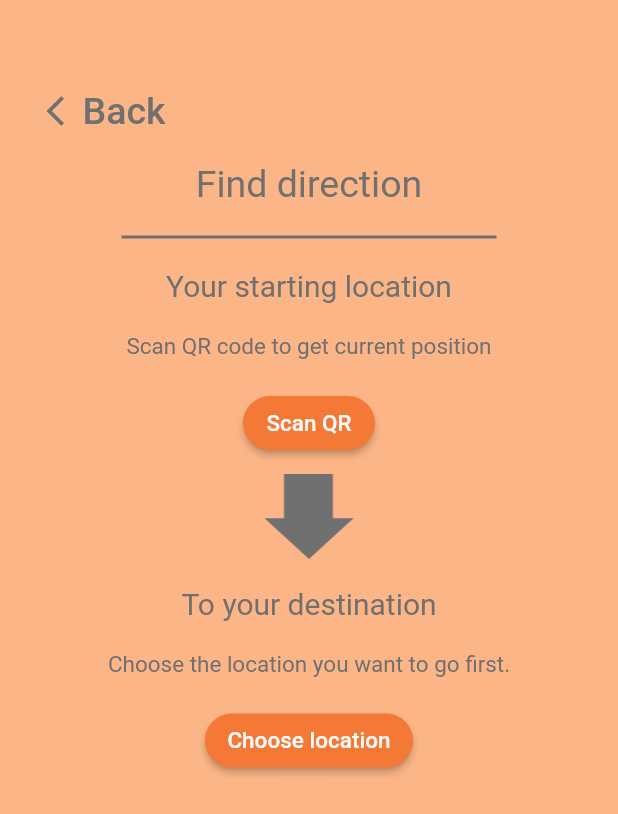
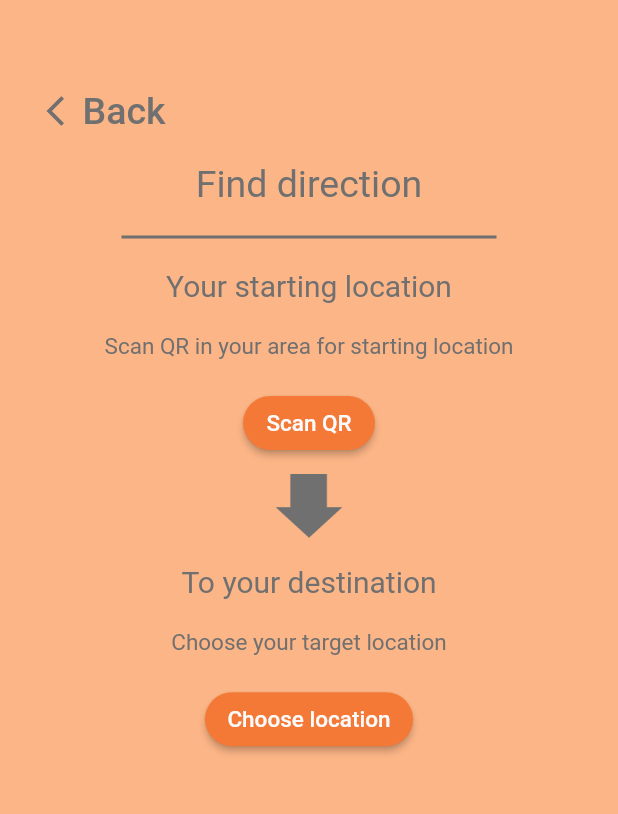
Before and after one commit to Onnopz/LXMobileApp, a Flutter app: the FindDirection screen opened directly, on a phone screen of 412 x 824 dp. Shown: the top 814 px of the screen. Run offline on Flutter 3.47's test engine with Material 2 defaults, Android fonts, the light colour scheme and no system bars; missing offline and left inert: qrscan.

Commit message:
(เพิ่ม+แก้) QR code เข้ามาครั้งแรก

```diff
--- a/lib/data_storage.dart
+++ b/lib/data_storage.dart
@@ -3,34 +3,34 @@ import 'package:flutter/material.dart';
 
 class DataStorage {
   // Color
-  static final Color bg_Color = Color.fromARGB(255, 252, 181, 134);
-  static final Color button_Color = Color.fromARGB(255, 244, 120, 54);
-  static final Color buttonText_Color = Color.fromARGB(255, 250, 250, 250);
-  static final Color text_Color = Color.fromARGB(255, 112, 112, 112);
+  static const Color bg_Color = Color.fromARGB(255, 252, 181, 134);
+  static const Color button_Color = Color.fromARGB(255, 244, 120, 54);
+  static const Color buttonText_Color = Color.fromARGB(255, 250, 250, 250);
+  static const Color text_Color = Color.fromARGB(255, 112, 112, 112);
 
   //  margin
-  static final double mainMargin_LR = 15.0;
-  static final double mainMargin_TB = 50.0;
+  static const double mainMargin_LR = 15.0;
+  static const double mainMargin_TB = 50.0;
 
-  static final double widgetMargin_head = 40.0;
-  static final double widgetMargin_secondHeader = 15.0;
+  static const double widgetMargin_head = 40.0;
+  static const double widgetMargin_secondHeader = 15.0;
 
   // text size
-  static final double textSize_head = 25.0;
-  static final double textSize_secondHead = 20.0;
-  static final double textSize_body = 15.0;
+  static const double textSize_head = 25.0;
+  static const double textSize_secondHead = 20.0;
+  static const double textSize_body = 15.0;
 
-  static final double textSize_mainButton = 20.0;
-  static final double textSize_smallButton = 15.0;
+  static const double textSize_mainButton = 20.0;
+  static const double textSize_smallButton = 15.0;
 
-  static final double widgetMargin_bodyText = 10.0;
+  static const double widgetMargin_bodyText = 10.0;
 
   // button info
-  static final double buttonMainTB = 15.0;
-  static final double buttonMainLR = 40.0;
+  static const double buttonMainTB = 15.0;
+  static const double buttonMainLR = 40.0;
 
-  static final double buttonSmallTB = 5.0;
-  static final double buttonSmallLR = 15.0;
+  static const double buttonSmallTB = 5.0;
+  static const double buttonSmallLR = 15.0;
 }
 
 class CustomButton extends RaisedButton {
@@ -129,6 +129,7 @@ class CustomBodyContainer extends Container {
               ],
             ));
 }
+
 class HorizontalLine extends Container{
   HorizontalLine() : super(
     color: DataStorage.text_Color,
@@ -159,3 +160,16 @@ class CustomBackButton extends FlatButton {
               ],
             ));
 }
+
+class LocationStorage{
+  static var origin = -1;
+  static var target = -1;
+
+  static const List<String> locationName = [
+    "Location 0",
+    "Location 1",
+    "Location 2",
+    "Location 3",
+    "Location 4"
+  ];
+}
--- a/lib/find_direction.dart
+++ b/lib/find_direction.dart
@@ -1,5 +1,6 @@
 import 'package:flutter/material.dart';
 import 'data_storage.dart';
+import 'package:qrscan/qrscan.dart' as scanner;
 
 class FindDirection extends StatefulWidget {
   FindDirection();
@@ -9,6 +10,138 @@ class FindDirection extends StatefulWidget {
 }
 
 class _FindDirectionState extends State<FindDirection> {
+  Column originCol = Column(
+    children: <Widget>[
+      CustomText("Scan QR in your area for starting location", 0, 0, 0, 18,
+          DataStorage.textSize_body),
+    ],
+  );
+  Column targetCol = Column(
+    children: <Widget>[
+      CustomText("Scan QR in your area for starting location", 0, 0, 0, 18,
+          DataStorage.textSize_body),
+    ],
+  );
+
+  @override
+  void initState() {
+    print("Initstate is called: ${LocationStorage.origin}");
+
+    super.initState();
+
+    setState(() {
+
+      print("Set state is called ${LocationStorage.origin}");
+
+      if (LocationStorage.origin < 0) {
+        originCol = Column(
+          children: <Widget>[
+            CustomText("Scan QR in your area for starting location", 0, 0, 0, 18,
+                DataStorage.textSize_body),
+          ],
+        );
+      } else {
+        print("This is met");
+        setState(() {
+          originCol = Column(
+            children: <Widget>[
+              CustomText(LocationStorage.locationName[LocationStorage.origin], 0, 0,
+                  0, 18, DataStorage.textSize_body),
+            ],
+          );
+        });
+      }
+
+      if (LocationStorage.target < 0) {
+        // location is not picked
+        setState(() {
+          targetCol = Column(
+            children: <Widget>[
+              CustomText("Choose your target location", 0, 0, 0, 18,
+                  DataStorage.textSize_body),
+            ],
+          );
+        });
+
+      } else {
+        setState(() {
+          originCol = Column(
+            children: <Widget>[
+              CustomText(LocationStorage.locationName[LocationStorage.target], 0, 0,
+                  0, 18, DataStorage.textSize_body),
+            ],
+          );
+        });
+
+      }
+    });
+
+  }
+
+  void onScanDone(int origin) {
+    LocationStorage.origin = origin;
+
+    setState(() {
+      originCol = Column(
+        children: <Widget>[
+          CustomText(LocationStorage.locationName[LocationStorage.origin], 0, 0,
+              0, 18, DataStorage.textSize_body),
+        ],
+      );
+    });
+  }
+
+  void onScanFail() {
+    setState(() {
+      originCol = Column(
+        children: <Widget>[
+          CustomText(
+              "Invalid QR. Try again", 0, 0, 0, 18, DataStorage.textSize_body),
+        ],
+      );
+    });
+  }
+
+  bool checkQR_valid(String qrStr) {
+    if (qrStr.length < 22) {
+      return false;
+    } else {
+      return qrStr.substring(0, 21) == "kmutt_navigator_area_" &&
+          "0123456789".contains(qrStr[21]);
+    }
+  }
+
+  void scanQR() {
+    scanner.scan().then((String str) {
+      if (checkQR_valid(str)) {
+        String tmp = str.substring(21);
+        print("\n\n\nTmp is $tmp\n\n\n");
+        String extract = "";
+        for (var i = 0; i < tmp.length && "0123456789".contains(tmp[i]); i++) {
+          extract += tmp[i];
+        }
+
+        print("\n\n\n\n\n\nExtracted string is $extract\n\n\n\n\n\n");
+        print("\n\n\n\nParsed ${int.parse(extract)}\n\n\n\n");
+        print(LocationStorage.locationName.length);
+        print(int.parse(extract) > LocationStorage.locationName.length);
+        if (int.parse(extract) > LocationStorage.locationName.length) {
+          print("\n\n\n\n\nParsed ${int.parse(extract)}\n\n\n\n\n");
+          onScanFail();
+        } else {
+          onScanDone(int.parse(extract));
+          print("\n\n\nParsed ${int.parse(extract)}\n\n\n");
+        }
+      } else {
+        onScanFail();
+      }
+
+      return str;
+    }, onError: (e) {
+      throw e;
+    });
+  }
+
   @override
   Widget build(BuildContext context) {
     return Scaffold(
@@ -20,12 +153,10 @@ class _FindDirectionState extends State<FindDirection> {
           children: <Widget>[
             CustomText("Your starting location", 0, 20, 0, 20,
                 DataStorage.textSize_secondHead),
-            CustomText("Scan QR code to get current position", 0, 0, 0, 18,
-                DataStorage.textSize_body),
+            originCol,
             CustomButton("Scan QR", DataStorage.textSize_smallButton,
-                DataStorage.buttonSmallLR, DataStorage.buttonSmallTB, () {
-              print("Scan the QR");
-            }),
+                DataStorage.buttonSmallLR, DataStorage.buttonSmallTB, scanQR
+            ),
           ],
         ),
         SizedBox(
@@ -33,17 +164,16 @@ class _FindDirectionState extends State<FindDirection> {
         ),
         Image.asset(
           "assets/arrowdown.png",
-          scale: 1.5,
+          scale: 2,
         ),
         Column(
           children: <Widget>[
             CustomText("To your destination", 0, 18, 0, 20,
                 DataStorage.textSize_secondHead),
-            CustomText("Choose the location you want to go first.", 0, 0, 0, 18,
-                DataStorage.textSize_body),
+            targetCol,
             CustomButton("Choose location", DataStorage.textSize_smallButton,
                 DataStorage.buttonSmallLR, DataStorage.buttonSmallTB, () {
-              print("Pick tartget");
+              print("Go to choose location");
             }),
           ],
         ),
--- a/pubspec.yaml
+++ b/pubspec.yaml
@@ -17,6 +17,8 @@ environment:
   sdk: ">=2.1.0 <3.0.0"
 
 dependencies:
+  qrscan: ^0.2.17
+
   flutter:
     sdk: flutter
 
```
Also changed, not shown: pubspec.lock, 1 other file.
